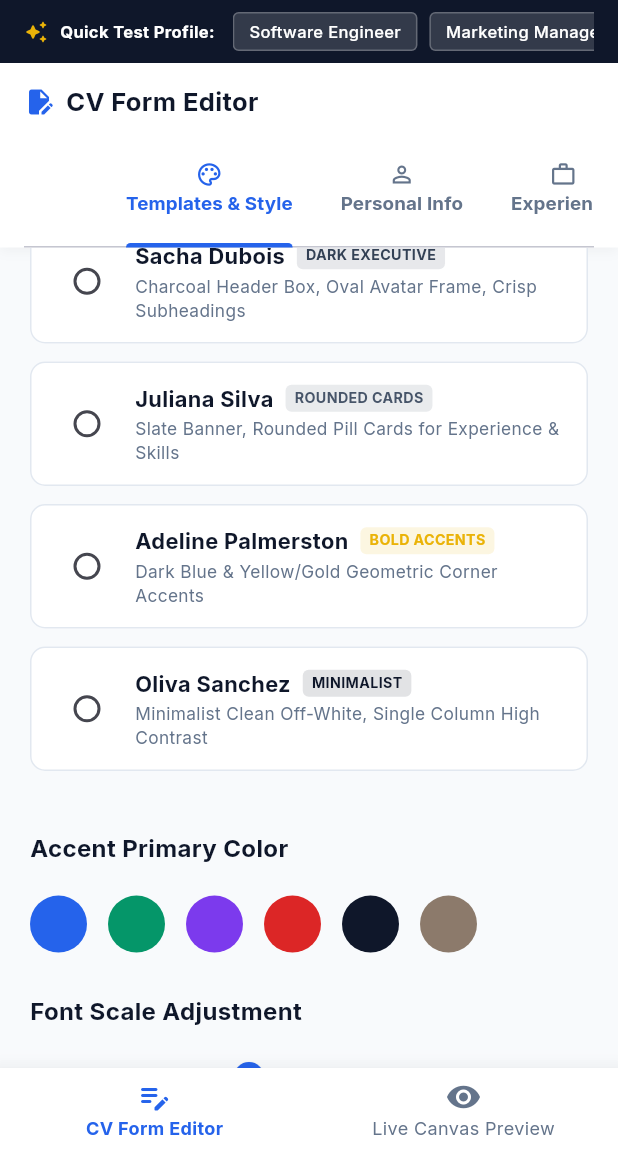
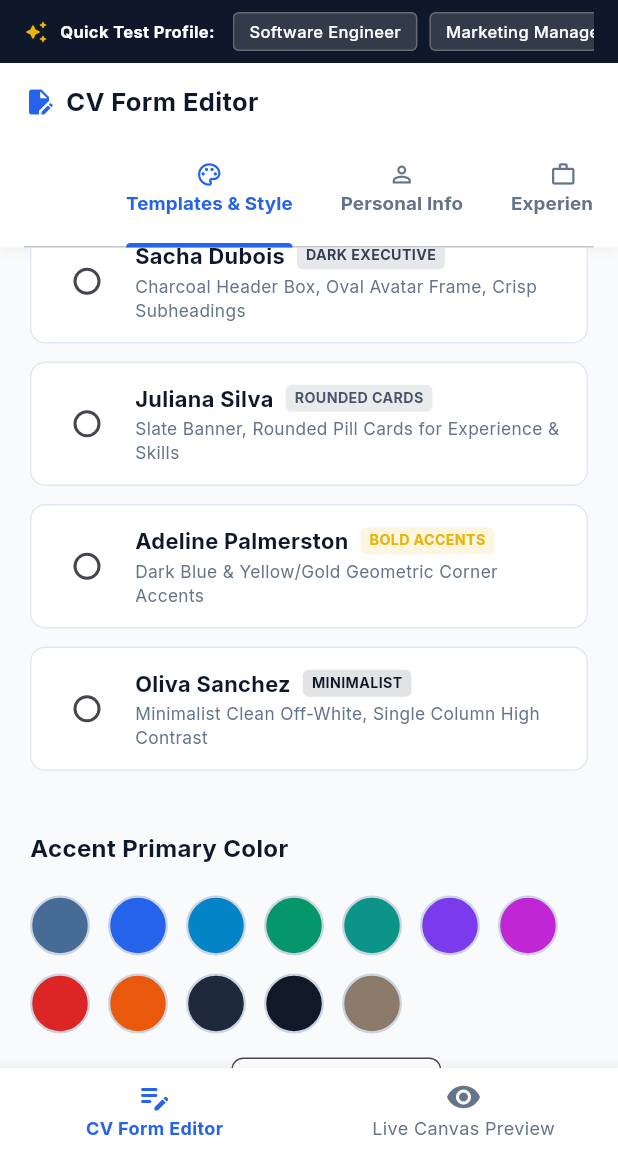
Before and after one commit to HornVanhong/SmartCVV2, a Flutter app: the screen it shows after launch, scrolled down 1152 dp, on a phone screen of 412 x 824 dp, the part 84-1236 px from its top. Run offline on Flutter 3.47's test engine with Material 3 defaults, Android fonts, the phone set to English and light mode, and no system bars; our stand-ins replace file_picker, google_fonts, pdf, printing, shared_preferences.

Commit message:
Fix template primary color update so picking any accent color updates all templates instantly

```diff
--- a/smart_cv_flutter/lib/views/cv_form.dart
+++ b/smart_cv_flutter/lib/views/cv_form.dart
@@ -314,30 +314,76 @@ class _CVFormViewState extends State<CVFormView> with SingleTickerProviderStateM
           _sectionHeaderTitle('Accent Primary Color'),
           const SizedBox(height: 12),
           Wrap(
-            spacing: 14,
+            spacing: 12,
+            runSpacing: 12,
             children: [
+              '#466b95', // Canva Steel Blue
               '#2563eb', // Royal Blue
+              '#0284c7', // Ocean Sky Blue
               '#059669', // Emerald Green
-              '#7c3aed', // Deep Purple
-              '#dc2626', // Red
-              '#0f172a', // Midnight Slate
+              '#0d9488', // Deep Teal
+              '#7c3aed', // Purple
+              '#c026d3', // Magenta
+              '#dc2626', // Crimson Red
+              '#ea580c', // Sunset Amber
+              '#1e293b', // Slate Navy
+              '#111827', // Obsidian Black
               '#8c7a6b', // Warm Taupe
             ].map((hex) {
               final color = Color(int.parse('FF${hex.replaceAll('#', '')}', radix: 16));
-              final isSelected = theme.primaryColorHex == hex;
+              final isSelected = theme.primaryColorHex.toLowerCase() == hex.toLowerCase();
               return InkWell(
                 onTap: () => provider.setPrimaryColor(hex),
                 child: Container(
-                  width: 38,
-                  height: 38,
+                  width: 40,
+                  height: 40,
                   decoration: BoxDecoration(
                     color: color,
                     shape: BoxShape.circle,
-                    border: isSelected ? Border.all(color: Colors.black, width: 3.5) : null,
+                    border: isSelected
+                        ? Border.all(color: Colors.black, width: 3.5)
+                        : Border.all(color: const Color(0xFFCBD5E1), width: 1.5),
+                    boxShadow: isSelected
+                        ? [BoxShadow(color: color.withValues(alpha: 0.4), blurRadius: 8, spreadRadius: 1)]
+                        : null,
                   ),
+                  child: isSelected
+                      ? const Icon(Icons.check, color: Colors.white, size: 20)
+                      : null,
                 ),
               );
             }).toList(),
+          ),
+          const SizedBox(height: 16),
+          // Custom Hex Input
+          Row(
+            children: [
+              const Text('Custom Hex Color:', style: TextStyle(fontWeight: FontWeight.w600, fontSize: 13, color: Color(0xFF334155))),
+              const SizedBox(width: 12),
+              SizedBox(
+                width: 140,
+                height: 40,
+                child: TextFormField(
+                  initialValue: theme.primaryColorHex,
+                  key: ValueKey(theme.primaryColorHex),
+                  decoration: InputDecoration(
+                    hintText: '#466B95',
+                    contentPadding: const EdgeInsets.symmetric(horizontal: 12, vertical: 8),
+                    border: OutlineInputBorder(borderRadius: BorderRadius.circular(8)),
+                    filled: true,
+                    fillColor: Colors.white,
+                  ),
+                  onChanged: (val) {
+                    final clean = val.trim();
+                    if (clean.length == 7 && clean.startsWith('#')) {
+                      provider.setPrimaryColor(clean);
+                    } else if (clean.length == 6 && !clean.startsWith('#')) {
+                      provider.setPrimaryColor('#$clean');
+                    }
+                  },
+                ),
+              ),
+            ],
           ),
 
           const SizedBox(height: 28),
```
Also changed, not shown: smart_cv_flutter/lib/views/cv_preview.dart (+13 -13 lines).
